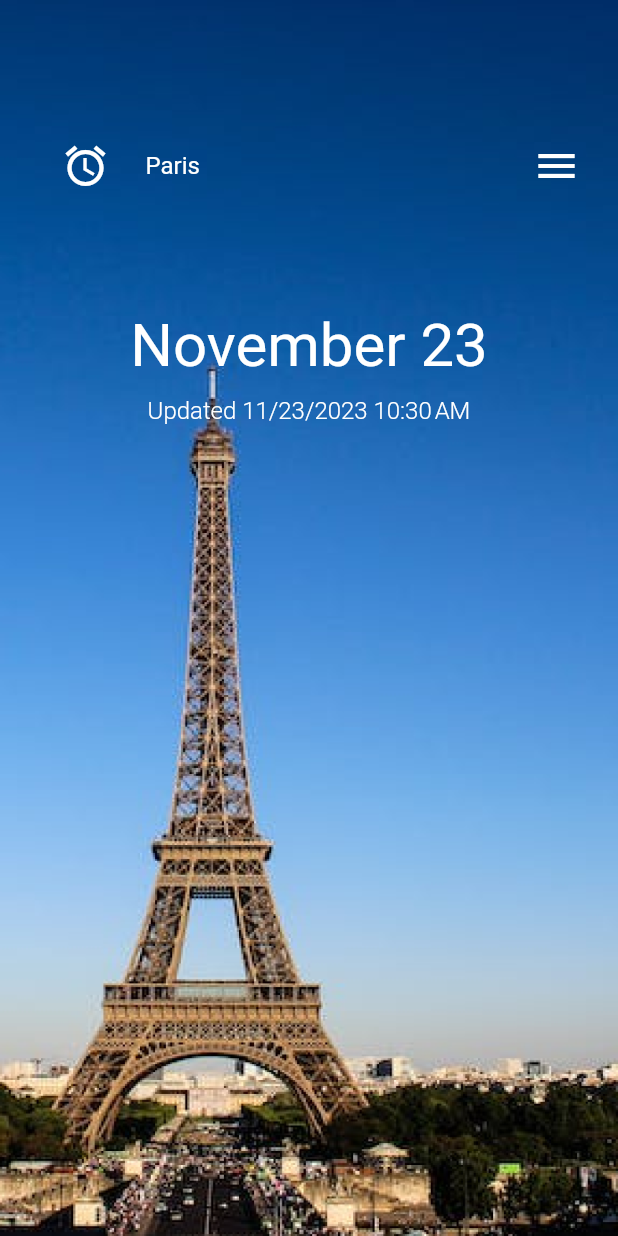
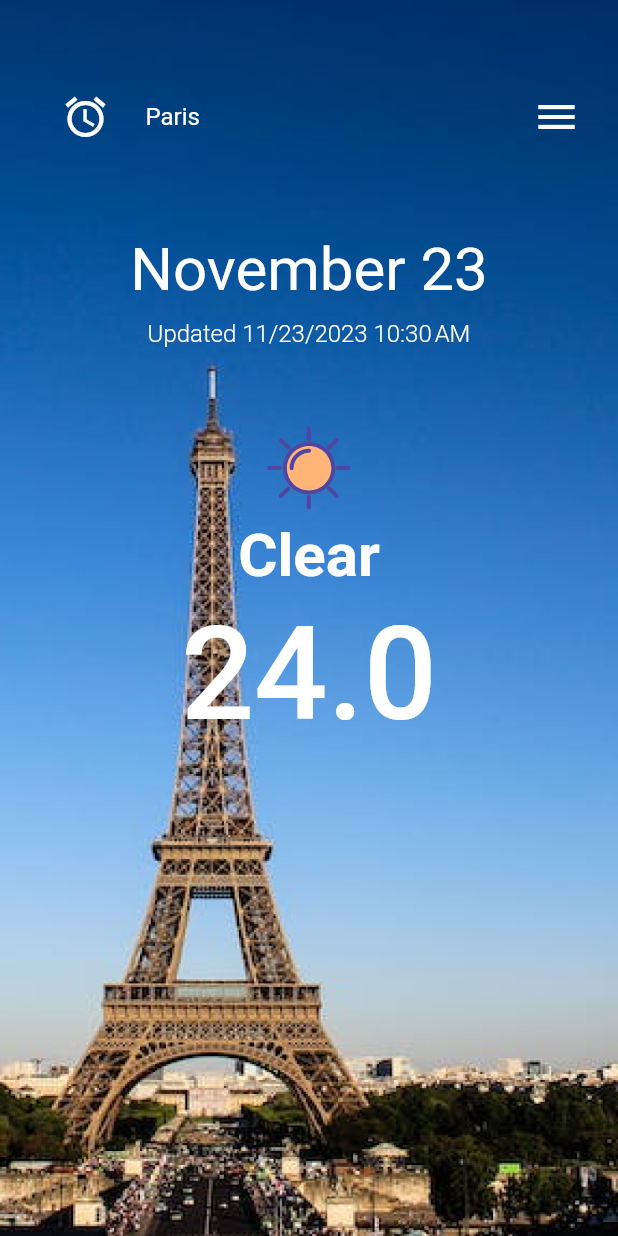
Before and after one commit to romannjoroge/heyflutterweatherapp, a Flutter app: the screen it shows after launch, on a phone screen of 412 x 824 dp. Run offline on Flutter 3.47's test engine with Material 2 defaults, Android fonts, the phone set to English and light mode, and no system bars; our stand-ins replace flutter_svg.

Commit message:
weather conditions widget made and added to home page

```diff
--- a/lib/screens/home/home.dart
+++ b/lib/screens/home/home.dart
@@ -1,7 +1,9 @@
 import 'package:flutter/material.dart';
 import 'package:hey_flutter_weather_app/helpers/city_data.dart';
+import 'package:hey_flutter_weather_app/helpers/weather_conditions.dart';
 import 'package:hey_flutter_weather_app/screens/home/widgets/date_and_last_updated.dart';
 import 'package:hey_flutter_weather_app/screens/home/widgets/location_name_and_dropdown.dart';
+import 'package:hey_flutter_weather_app/screens/home/widgets/weather_description.dart';
 
 class Home extends StatelessWidget {
   final City selectedCity;
@@ -26,7 +28,7 @@ class Home extends StatelessWidget {
         ),
         // Name of city
         Positioned(
-          top: screenHeight / 10,
+          top: 50,
           child: Padding(
             padding: const EdgeInsets.symmetric(horizontal: 25.0),
             child: SizedBox(
@@ -35,8 +37,12 @@ class Home extends StatelessWidget {
                 mainAxisSize: MainAxisSize.min,
                 children: [
                   LocationAndDropDown(locationName: getCityName(selectedCity)),
-                  SizedBox(height: screenHeight / 12,),
-                  CurrentDateAndLastUpdated(lastUpdated: DateTime.now(),)
+                  const SizedBox(height: 50),
+                  CurrentDateAndLastUpdated(lastUpdated: DateTime.now(),),
+                  const SizedBox(height: 50),
+                  const WeatherConditionWidget(condition: WeatherCondition.clear, temperature: 24.0),
+                  const SizedBox(height: 50),
+
                 ],
               ),
             )
--- a/lib/screens/home/widgets/weather_description.dart
+++ b/lib/screens/home/widgets/weather_description.dart
@@ -0,0 +1,47 @@
+import 'package:flutter/material.dart';
+import 'package:flutter_svg/flutter_svg.dart';
+import 'package:hey_flutter_weather_app/helpers/weather_conditions.dart';
+
+class WeatherConditionWidget extends StatelessWidget {
+  final WeatherCondition condition;
+  final double temperature;
+
+  const WeatherConditionWidget({
+    required this.condition,
+    required this.temperature,
+    super.key});
+
+  @override
+  Widget build(BuildContext context) {
+    return Column(
+      mainAxisSize: MainAxisSize.min,
+      children: [
+        // Icon
+        SvgPicture.asset(
+          getWeatherConditionIcon(condition),
+          semanticsLabel: getWeatherConditionName(condition),
+          width: 60,
+          height: 60,
+        ),
+        const SizedBox(height: 5,),
+        Text(
+          getWeatherConditionName(condition),
+          style: const TextStyle(
+            color: Colors.white,
+            fontWeight: FontWeight.w700,
+            fontSize: 40
+          ),
+        ),
+        const SizedBox(height: 5,),
+        Text(
+          "$temperature",
+          style: const TextStyle(
+            color: Colors.white,
+            fontWeight: FontWeight.w500,
+            fontSize: 86
+          ),
+        ),
+      ],
+    );
+  }
+}
```
